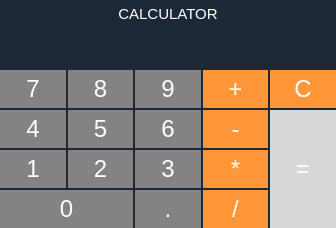
This is app/coreaction/wcalculator.ui in rahmanshaber/corebox as Qt 5 draws it before an edit. The edited form follows.
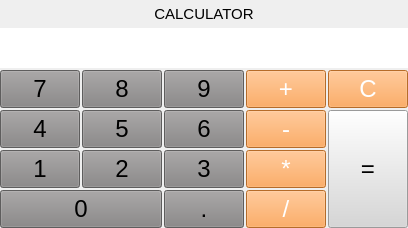
This is the edited form.

The edit to the form file:
```diff
--- a/app/coreaction/wcalculator.ui
+++ b/app/coreaction/wcalculator.ui
@@ -6,7 +6,7 @@
    <rect>
     <x>0</x>
     <y>0</y>
-    <width>336</width>
+    <width>408</width>
     <height>226</height>
    </rect>
   </property>
@@ -33,13 +33,9 @@
     <number>0</number>
    </property>
    <item>
-    <widget class="QFrame" name="Widgets">
-     <property name="styleSheet">
-      <string notr="true">QWidget{
-border: 1px #494949;
-background-color: #1C2836;
-color: #ffffff;
-}</string>
+    <widget class="QWidget" name="Widgets" native="true">
+     <property name="accessibleName">
+      <string>widgets</string>
      </property>
      <layout class="QGridLayout" name="gridLayout">
       <property name="leftMargin">
```
Left out of the diff: 6 changed lines with no effect on the pictures.
